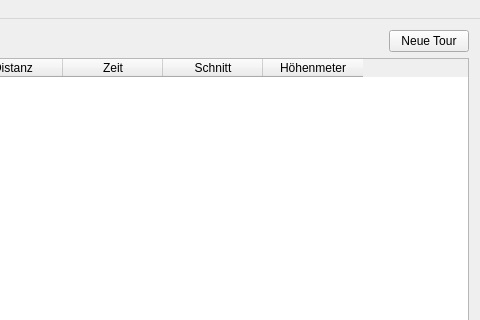
Old version of the form mainwindow.ui in the repository Quichi/MTB-Tracker; both pictures show x 249 to 729 and y 0 to 320 of the 729 by 526 pixel window.
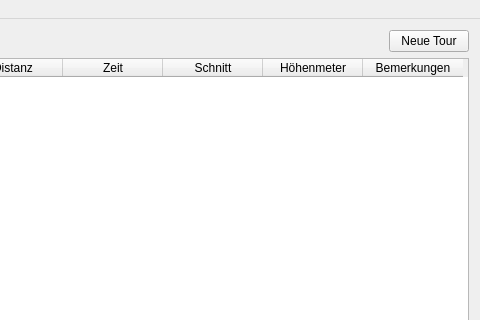
New version of the form. Icons and pictures are not drawn.

The edit to the form file:
```diff
--- a/mainwindow.ui
+++ b/mainwindow.ui
@@ -92,6 +92,11 @@
             <string>Höhenmeter</string>
            </property>
           </column>
+          <column>
+           <property name="text">
+            <string>Bemerkungen</string>
+           </property>
+          </column>
          </widget>
         </item>
         <item>
```
Left out of the diff: 2 changed lines with no effect on the pictures.
